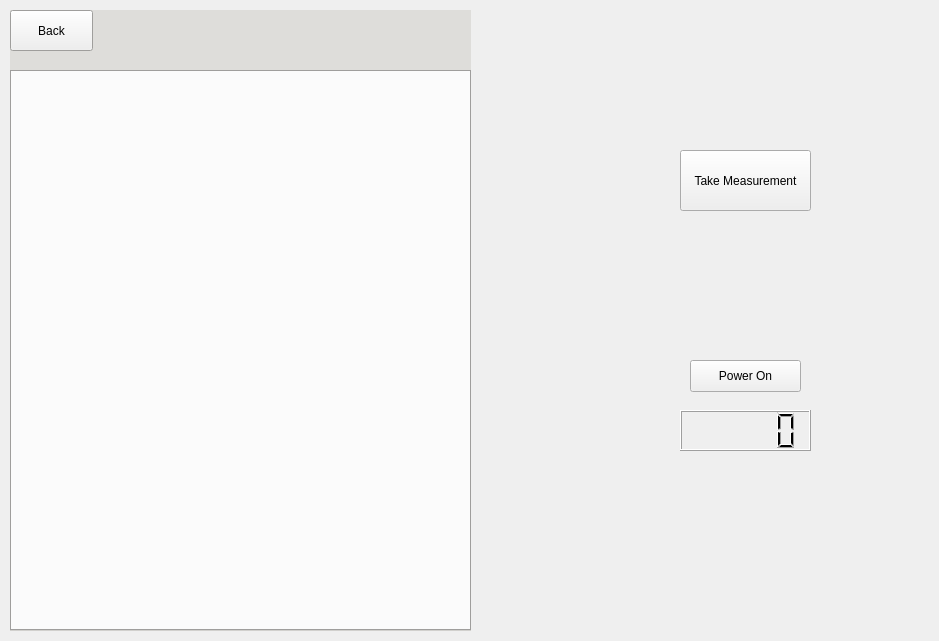
Above: Team32-3004-Project/mainwindow.ui from Harry-Dinh/COMP-3004-F24-Final before the change. Below: the same form after it.
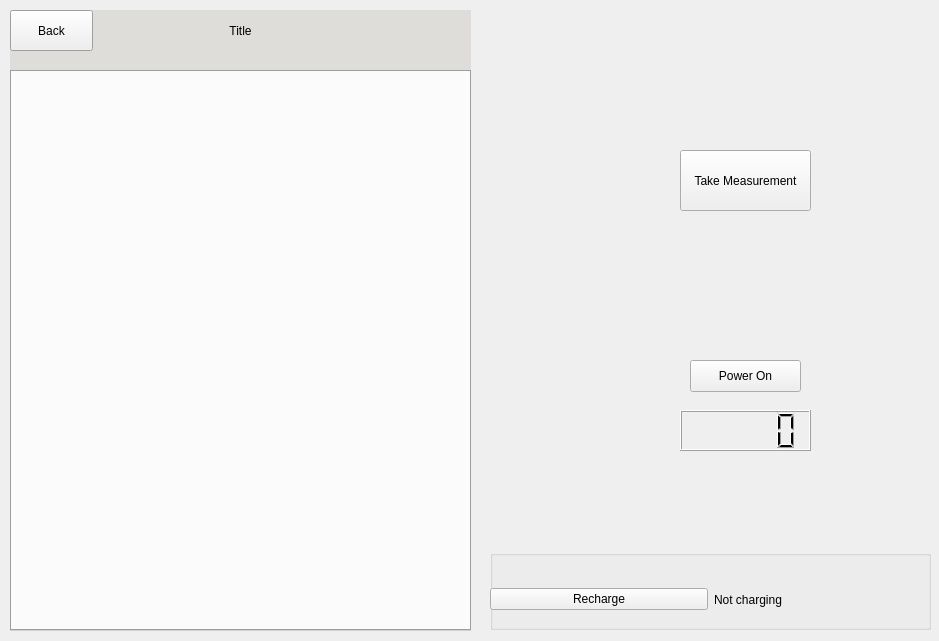
That is the form after the change. Icons and pictures are not drawn.

Commit message:
Implemented the battery recharge feature
Summary:
- Implemented the battery recharge feature
- When battery died, the power button will be disabled to prevent the user from attempting to turn on the device
- When the device is running, the recharge button is disabled to prevent changes to the battery percentage by subtracting and re-adding at the same time

Patch:
```diff
--- a/Team32-3004-Project/mainwindow.ui
+++ b/Team32-3004-Project/mainwindow.ui
@@ -652,6 +652,9 @@
      <property name="text">
       <string>Title</string>
      </property>
+     <property name="alignment">
+      <set>Qt::AlignmentFlag::AlignCenter</set>
+     </property>
     </widget>
     <widget class="QPushButton" name="backButton">
      <property name="geometry">
@@ -716,6 +719,45 @@
      </property>
     </widget>
    </widget>
+   <widget class="QGroupBox" name="groupBox">
+    <property name="geometry">
+     <rect>
+      <x>490</x>
+      <y>550</y>
+      <width>441</width>
+      <height>80</height>
+     </rect>
+    </property>
+    <property name="title">
+     <string/>
+    </property>
+    <widget class="QWidget" name="horizontalLayoutWidget">
+     <property name="geometry">
+      <rect>
+       <x>0</x>
+       <y>19</y>
+       <width>441</width>
+       <height>61</height>
+      </rect>
+     </property>
+     <layout class="QHBoxLayout" name="horizontalLayout">
+      <item>
+       <widget class="QPushButton" name="rechargeButton">
+        <property name="text">
+         <string>Recharge</string>
+        </property>
+       </widget>
+      </item>
+      <item>
+       <widget class="QLabel" name="chargeStatus">
+        <property name="text">
+         <string>Not charging</string>
+        </property>
+       </widget>
+      </item>
+     </layout>
+    </widget>
+   </widget>
   </widget>
  </widget>
  <resources/>
```
The commit also changes 2 other files.
